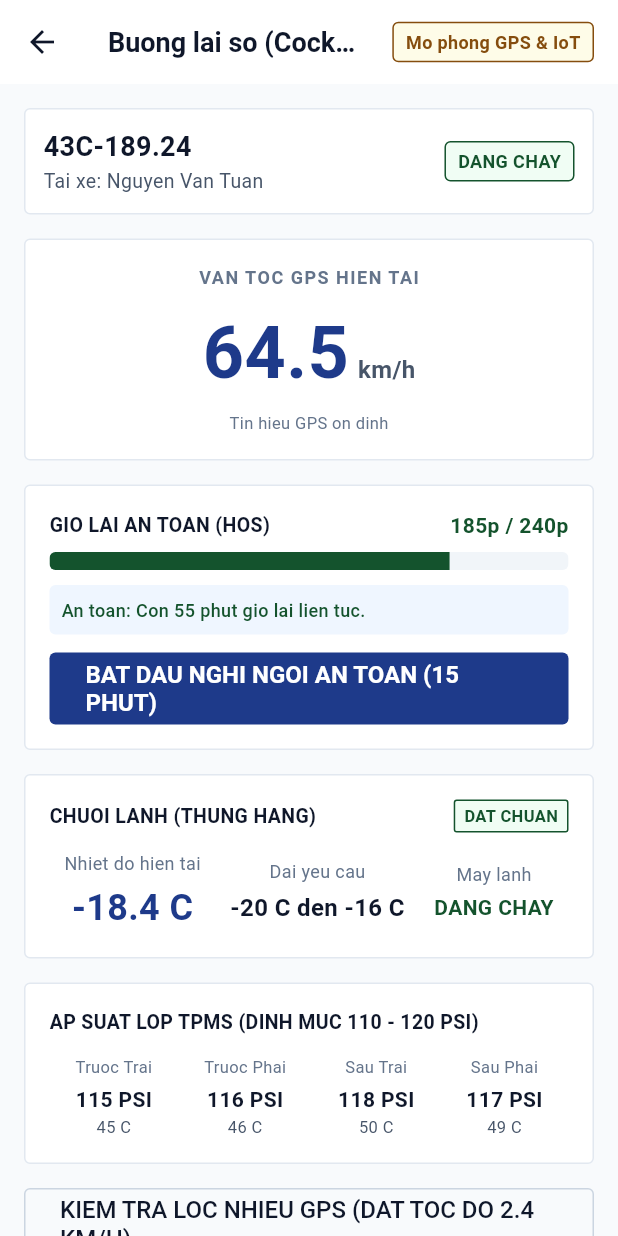
After one commit to Min-Trees/VuVanDat_DATN, a Flutter app: the screen it shows after launch, after a tap on "MO BUONG LAI SO (COCKPIT & HOS)", on a phone screen of 412 x 824 dp. The commit adds this screen. Run offline on Flutter 3.47's test engine with Material 3 defaults, Android fonts, the phone set to English and light mode, and no system bars.

Commit message:
feat(mobile): add driver digital cockpit with hos countdown and cold chain alert

```diff
--- a/mobile/lib/main.dart
+++ b/mobile/lib/main.dart
@@ -2,6 +2,7 @@ import 'package:flutter/material.dart';
 import 'core/theme/theme.dart';
 import 'models/trip_model.dart';
 import 'screens/epod_screen.dart';
+import 'screens/cockpit_screen.dart';
 
 void main() {
   runApp(const VDBusDriverApp());
@@ -264,6 +265,28 @@ class _DriverHomeScreenState extends State<DriverHomeScreen> {
                 ),
               ),
 
+              const SizedBox(height: 12),
+
+              // Digital Cockpit Navigation Button
+              OutlinedButton.icon(
+                icon: const Icon(Icons.speed, size: 18),
+                label: const Text('MO BUONG LAI SO (COCKPIT & HOS)'),
+                style: OutlinedButton.styleFrom(
+                  minimumSize: const Size.fromHeight(48),
+                  shape: RoundedRectangleBorder(borderRadius: BorderRadius.circular(4)),
+                ),
+                onPressed: () {
+                  Navigator.of(context).push(
+                    MaterialPageRoute(
+                      builder: (_) => CockpitScreen(
+                        vehiclePlate: _trip.vehiclePlate,
+                        driverName: 'Nguyen Van Tuan',
+                      ),
+                    ),
+                  );
+                },
+              ),
+
               const SizedBox(height: 16),
 
               // Stops Timeline
--- /dev/null
+++ b/mobile/lib/screens/cockpit_screen.dart
@@ -0,0 +1,537 @@
+import 'dart:async';
+import 'package:flutter/material.dart';
+import '../core/theme/theme.dart';
+
+class GpsFilter {
+  static const double minMovingSpeedKmh = 3.0;
+
+  static double filterSpeed(double rawSpeedKmh) {
+    if (rawSpeedKmh < minMovingSpeedKmh) {
+      return 0.0;
+    }
+    return rawSpeedKmh;
+  }
+
+  static bool isStationary(double speedKmh) {
+    return filterSpeed(speedKmh) == 0.0;
+  }
+}
+
+class CockpitScreen extends StatefulWidget {
+  final String vehiclePlate;
+  final String driverName;
+
+  const CockpitScreen({
+    super.key,
+    this.vehiclePlate = '43C-189.24',
+    this.driverName = 'Nguyen Van Tuan',
+  });
+
+  @override
+  State<CockpitScreen> createState() => _CockpitScreenState();
+}
+
+class _CockpitScreenState extends State<CockpitScreen> {
+  double _rawSpeedKmh = 64.5;
+  int _continuousDrivingMinutes = 185;
+  final int _maxContinuousMinutes = 240;
+  final double _coldChainTemp = -18.4;
+  final double _coldChainTargetMin = -20.0;
+  final double _coldChainTargetMax = -16.0;
+  final bool _isReeferRunning = true;
+  bool _isResting = false;
+  int _restMinutesElapsed = 0;
+  Timer? _ticker;
+
+  @override
+  void initState() {
+    super.initState();
+    _ticker = Timer.periodic(const Duration(seconds: 4), (timer) {
+      if (!mounted) return;
+      setState(() {
+        if (_isResting) {
+          _restMinutesElapsed += 1;
+          if (_restMinutesElapsed >= 15) {
+            _continuousDrivingMinutes = 0;
+            _isResting = false;
+            _rawSpeedKmh = 45.0;
+          }
+        } else {
+          // Jitter raw speed slightly
+          if (_rawSpeedKmh > 0) {
+            _rawSpeedKmh = (_rawSpeedKmh + (DateTime.now().second % 3 - 1)).clamp(0.0, 85.0);
+          }
+        }
+      });
+    });
+  }
+
+  @override
+  void dispose() {
+    _ticker?.cancel();
+    super.dispose();
+  }
+
+  void _toggleRest() {
+    setState(() {
+      if (!_isResting) {
+        _isResting = true;
+        _rawSpeedKmh = 1.8; // Low jitter noise filtered to 0.0 by GpsFilter
+        _restMinutesElapsed = 0;
+      } else {
+        _isResting = false;
+        _rawSpeedKmh = 50.0;
+      }
+    });
+  }
+
+  void _simulateStationary() {
+    setState(() {
+      // Set to 2.4 km/h (below 3.0 km/h threshold) to test GPS noise filter
+      _rawSpeedKmh = 2.4;
+    });
+  }
+
+  @override
+  Widget build(BuildContext context) {
+    final filteredSpeed = GpsFilter.filterSpeed(_rawSpeedKmh);
+    final isStationary = GpsFilter.isStationary(_rawSpeedKmh);
+    final remainingMinutes = (_maxContinuousMinutes - _continuousDrivingMinutes).clamp(0, _maxContinuousMinutes);
+    final isTempWarning = _coldChainTemp > _coldChainTargetMax || _coldChainTemp < _coldChainTargetMin;
+
+    Color hosColor;
+    String hosAlertText;
+    if (_continuousDrivingMinutes >= _maxContinuousMinutes) {
+      hosColor = VDBusColors.errorText;
+      hosAlertText = 'VI PHAM GIO LAI: Vui long tap vao le va nghi toi thieu 15 phut!';
+    } else if (remainingMinutes <= 15) {
+      hosColor = VDBusColors.errorText;
+      hosAlertText = 'KHAN CAP: Con duoi 15 phut gio lai lien tuc!';
+    } else if (remainingMinutes <= 30) {
+      hosColor = VDBusColors.warningText;
+      hosAlertText = 'CANH BAO: Con $remainingMinutes phut truoc khi het gio lai.';
+    } else {
+      hosColor = VDBusColors.successText;
+      hosAlertText = 'An toan: Con $remainingMinutes phut gio lai lien tuc.';
+    }
+
+    return Scaffold(
+      appBar: AppBar(
+        title: const Text('Buong lai so (Cockpit)'),
+        actions: [
+          Container(
+            margin: const EdgeInsets.only(right: 16),
+            padding: const EdgeInsets.symmetric(horizontal: 8, vertical: 4),
+            decoration: BoxDecoration(
+              color: VDBusColors.mockBg,
+              border: Border.all(color: VDBusColors.mockText),
+              borderRadius: BorderRadius.circular(4),
+            ),
+            child: const Text(
+              'Mo phong GPS & IoT',
+              style: TextStyle(
+                fontSize: 12,
+                color: VDBusColors.mockText,
+                fontWeight: FontWeight.w600,
+              ),
+            ),
+          ),
+        ],
+      ),
+      body: SafeArea(
+        child: SingleChildScrollView(
+          padding: const EdgeInsets.all(16.0),
+          child: Column(
+            crossAxisAlignment: CrossAxisAlignment.stretch,
+            children: [
+              // Header Card: Driver & Vehicle Info
+              Container(
+                padding: const EdgeInsets.all(12),
+                decoration: BoxDecoration(
+                  color: VDBusColors.surface,
+                  border: Border.all(color: VDBusColors.borderSubtle),
+                  borderRadius: BorderRadius.circular(4),
+                ),
+                child: Row(
+                  mainAxisAlignment: MainAxisAlignment.spaceBetween,
+                  children: [
+                    Column(
+                      crossAxisAlignment: CrossAxisAlignment.start,
+                      children: [
+                        Text(
+                          widget.vehiclePlate,
+                          style: const TextStyle(
+                            fontSize: 18,
+                            fontWeight: FontWeight.bold,
+                            color: VDBusColors.textPrimary,
+                          ),
+                        ),
+                        Text(
+                          'Tai xe: ${widget.driverName}',
+                          style: const TextStyle(
+                            fontSize: 13,
+                            color: VDBusColors.textSecondary,
+                          ),
+                        ),
+                      ],
+                    ),
+                    Container(
+                      padding: const EdgeInsets.symmetric(horizontal: 8, vertical: 4),
+                      decoration: BoxDecoration(
+                        color: isStationary ? VDBusColors.subtle : VDBusColors.successBg,
+                        border: Border.all(color: isStationary ? VDBusColors.borderDefault : VDBusColors.successText),
+                        borderRadius: BorderRadius.circular(4),
+                      ),
+                      child: Text(
+                        isStationary ? 'DUNG XE' : 'DANG CHAY',
+                        style: TextStyle(
+                          fontSize: 12,
+                          fontWeight: FontWeight.bold,
+                          color: isStationary ? VDBusColors.textMuted : VDBusColors.successText,
+                        ),
+                      ),
+                    ),
+                  ],
+                ),
+              ),
+
+              const SizedBox(height: 16),
+
+              // Digital Speedometer Display with GPS Noise Filter
+              Container(
+                padding: const EdgeInsets.all(16),
+                decoration: BoxDecoration(
+                  color: VDBusColors.surface,
+                  border: Border.all(color: VDBusColors.borderSubtle),
+                  borderRadius: BorderRadius.circular(4),
+                ),
+                child: Column(
+                  children: [
+                    const Text(
+                      'VAN TOC GPS HIEN TAI',
+                      style: TextStyle(
+                        fontSize: 12,
+                        fontWeight: FontWeight.w600,
+                        color: VDBusColors.textMuted,
+                        letterSpacing: 1.0,
+                      ),
+                    ),
+                    const SizedBox(height: 8),
+                    Row(
+                      mainAxisAlignment: MainAxisAlignment.center,
+                      crossAxisAlignment: CrossAxisAlignment.baseline,
+                      textBaseline: TextBaseline.alphabetic,
+                      children: [
+                        Text(
+                          filteredSpeed.toStringAsFixed(1),
+                          style: const TextStyle(
+                            fontSize: 48,
+                            fontWeight: FontWeight.bold,
+                            color: VDBusColors.primary,
+                          ),
+                        ),
+                        const SizedBox(width: 6),
+                        const Text(
+                          'km/h',
+                          style: TextStyle(
+                            fontSize: 16,
+                            color: VDBusColors.textSecondary,
+                            fontWeight: FontWeight.w600,
+                          ),
+                        ),
+                      ],
+                    ),
+                    const SizedBox(height: 4),
+                    Text(
+                      isStationary
+                          ? 'Loc nhieu GPS: Da kich hoat (Van toc goc ${_rawSpeedKmh.toStringAsFixed(1)} < 3 km/h)'
+                          : 'Tin hieu GPS on dinh',
+                      style: TextStyle(
+                        fontSize: 11,
+                        color: isStationary ? VDBusColors.warningText : VDBusColors.textMuted,
+                      ),
+                    ),
+                  ],
+                ),
+              ),
+
+              const SizedBox(height: 16),
+
+              // HOS (Hours of Service) Safety Module
+              Container(
+                padding: const EdgeInsets.all(16),
+                decoration: BoxDecoration(
+                  color: VDBusColors.surface,
+                  border: Border.all(color: VDBusColors.borderSubtle),
+                  borderRadius: BorderRadius.circular(4),
+                ),
+                child: Column(
+                  crossAxisAlignment: CrossAxisAlignment.stretch,
+                  children: [
+                    Row(
+                      mainAxisAlignment: MainAxisAlignment.spaceBetween,
+                      children: [
+                        const Text(
+                          'GIO LAI AN TOAN (HOS)',
+                          style: TextStyle(
+                            fontSize: 13,
+                            fontWeight: FontWeight.bold,
+                            color: VDBusColors.textPrimary,
+                          ),
+                        ),
+                        Text(
+                          '${_continuousDrivingMinutes}p / ${_maxContinuousMinutes}p',
+                          style: TextStyle(
+                            fontSize: 14,
+                            fontWeight: FontWeight.bold,
+                            color: hosColor,
+                          ),
+                        ),
+                      ],
+                    ),
+                    const SizedBox(height: 8),
+                    // Progress bar
+                    ClipRRect(
+                      borderRadius: BorderRadius.circular(4),
+                      child: LinearProgressIndicator(
+                        value: (_continuousDrivingMinutes / _maxContinuousMinutes).clamp(0.0, 1.0),
+                        minHeight: 12,
+                        backgroundColor: VDBusColors.subtle,
+                        valueColor: AlwaysStoppedAnimation<Color>(hosColor),
+                      ),
+                    ),
+                    const SizedBox(height: 10),
+                    Container(
+                      padding: const EdgeInsets.all(8),
+                      decoration: BoxDecoration(
+                        color: _continuousDrivingMinutes >= _maxContinuousMinutes
+                            ? VDBusColors.errorBg
+                            : remainingMinutes <= 30
+                                ? VDBusColors.warningBg
+                                : VDBusColors.infoBg,
+                        borderRadius: BorderRadius.circular(4),
+                      ),
+                      child: Text(
+                        hosAlertText,
+                        style: TextStyle(
+                          fontSize: 12,
+                          fontWeight: FontWeight.w500,
+                          color: hosColor,
+                        ),
+                      ),
+                    ),
+                    const SizedBox(height: 12),
+                    ElevatedButton(
+                      style: ElevatedButton.styleFrom(
+                        backgroundColor: _isResting ? VDBusColors.successText : VDBusColors.primary,
+                        foregroundColor: VDBusColors.textInverse,
+                        minimumSize: const Size.fromHeight(48),
+                        shape: RoundedRectangleBorder(
+                          borderRadius: BorderRadius.circular(4),
+                        ),
+                      ),
+                      onPressed: _toggleRest,
+                      child: Text(
+                        _isResting
+                            ? 'DANG NGHI NGOI ($_restMinutesElapsed / 15 PHUT) - KET THUC'
+                            : 'BAT DAU NGHI NGOI AN TOAN (15 PHUT)',
+                        style: const TextStyle(fontWeight: FontWeight.bold),
+                      ),
+                    ),
+                  ],
+                ),
+              ),
+
+              const SizedBox(height: 16),
+
+              // Cold Chain Telemetry Monitor
+              Container(
+                padding: const EdgeInsets.all(16),
+                decoration: BoxDecoration(
+                  color: VDBusColors.surface,
+                  border: Border.all(color: VDBusColors.borderSubtle),
+                  borderRadius: BorderRadius.circular(4),
+                ),
+                child: Column(
+                  crossAxisAlignment: CrossAxisAlignment.stretch,
+                  children: [
+                    Row(
+                      mainAxisAlignment: MainAxisAlignment.spaceBetween,
+                      children: [
+                        const Text(
+                          'CHUOI LANH (THUNG HANG)',
+                          style: TextStyle(
+                            fontSize: 13,
+                            fontWeight: FontWeight.bold,
+                            color: VDBusColors.textPrimary,
+                          ),
+                        ),
+                        Container(
+                          padding: const EdgeInsets.symmetric(horizontal: 6, vertical: 2),
+                          decoration: BoxDecoration(
+                            color: isTempWarning ? VDBusColors.errorBg : VDBusColors.successBg,
+                            border: Border.all(color: isTempWarning ? VDBusColors.errorText : VDBusColors.successText),
+                            borderRadius: BorderRadius.circular(2),
+                          ),
+                          child: Text(
+                            isTempWarning ? 'VUOT NGUONG' : 'DAT CHUAN',
+                            style: TextStyle(
+                              fontSize: 11,
+                              fontWeight: FontWeight.bold,
+                              color: isTempWarning ? VDBusColors.errorText : VDBusColors.successText,
+                            ),
+                          ),
+                        ),
+                      ],
+                    ),
+                    const SizedBox(height: 12),
+                    Row(
+                      mainAxisAlignment: MainAxisAlignment.spaceAround,
+                      children: [
+                        Column(
+                          children: [
+                            const Text(
+                              'Nhiet do hien tai',
+                              style: TextStyle(fontSize: 12, color: VDBusColors.textMuted),
+                            ),
+                            const SizedBox(height: 4),
+                            Text(
+                              '${_coldChainTemp.toStringAsFixed(1)} C',
+                              style: TextStyle(
+                                fontSize: 24,
+                                fontWeight: FontWeight.bold,
+                                color: isTempWarning ? VDBusColors.errorText : VDBusColors.primary,
+                              ),
+                            ),
+                          ],
+                        ),
+                        Column(
+                          children: [
+                            const Text(
+                              'Dai yeu cau',
+                              style: TextStyle(fontSize: 12, color: VDBusColors.textMuted),
+                            ),
+                            const SizedBox(height: 4),
+                            Text(
+                              '${_coldChainTargetMin.toInt()} C den ${_coldChainTargetMax.toInt()} C',
+                              style: const TextStyle(
+                                fontSize: 16,
+                                fontWeight: FontWeight.bold,
+                                color: VDBusColors.textPrimary,
+                              ),
+                            ),
+                          ],
+                        ),
+                        Column(
+                          children: [
+                            const Text(
+                              'May lanh',
+                              style: TextStyle(fontSize: 12, color: VDBusColors.textMuted),
+                            ),
+                            const SizedBox(height: 4),
+                            Text(
+                              _isReeferRunning ? 'DANG CHAY' : 'TAT',
+                              style: TextStyle(
+                                fontSize: 14,
+                                fontWeight: FontWeight.bold,
+                                color: _isReeferRunning ? VDBusColors.successText : VDBusColors.textMuted,
+                              ),
+                            ),
+                          ],
+                        ),
+                      ],
+                    ),
+                  ],
+                ),
+              ),
+
+              const SizedBox(height: 16),
+
+              // TPMS Tire Summary
+              Container(
+                padding: const EdgeInsets.all(16),
+                decoration: BoxDecoration(
+                  color: VDBusColors.surface,
+                  border: Border.all(color: VDBusColors.borderSubtle),
+                  borderRadius: BorderRadius.circular(4),
+                ),
+                child: Column(
+                  crossAxisAlignment: CrossAxisAlignment.stretch,
+                  children: [
+                    const Text(
+                      'AP SUAT LOP TPMS (DINH MUC 110 - 120 PSI)',
+                      style: TextStyle(
+                        fontSize: 13,
+                        fontWeight: FontWeight.bold,
+                        color: VDBusColors.textPrimary,
+                      ),
+                    ),
+                    const SizedBox(height: 12),
+                    Row(
+                      mainAxisAlignment: MainAxisAlignment.spaceAround,
+                      children: const [
+                        _TireItem(label: 'Truoc Trai', psi: 115, temp: 45),
+                        _TireItem(label: 'Truoc Phai', psi: 116, temp: 46),
+                        _TireItem(label: 'Sau Trai', psi: 118, temp: 50),
+                        _TireItem(label: 'Sau Phai', psi: 117, temp: 49),
+                      ],
+                    ),
+                  ],
+                ),
+              ),
+
+              const SizedBox(height: 16),
+
+              // Test Simulation Button: Trigger GPS Stationary Noise Filter (< 3 km/h)
+              OutlinedButton(
+                style: OutlinedButton.styleFrom(
+                  minimumSize: const Size.fromHeight(48),
+                  shape: RoundedRectangleBorder(borderRadius: BorderRadius.circular(4)),
+                ),
+                onPressed: _simulateStationary,
+                child: const Text('KIEM TRA LOC NHIEU GPS (DAT TOC DO 2.4 KM/H)'),
+              ),
+            ],
+          ),
+        ),
+      ),
+    );
+  }
+}
+
+class _TireItem extends StatelessWidget {
+  final String label;
+  final int psi;
+  final int temp;
+
+  const _TireItem({
+    required this.label,
+    required this.psi,
+    required this.temp,
+  });
+
+  @override
+  Widget build(BuildContext context) {
+    return Column(
+      children: [
+        Text(
+          label,
+          style: const TextStyle(fontSize: 11, color: VDBusColors.textMuted),
+        ),
+        const SizedBox(height: 4),
+        Text(
+          '$psi PSI',
+          style: const TextStyle(
+            fontSize: 14,
+            fontWeight: FontWeight.bold,
+            color: VDBusColors.textPrimary,
+          ),
+        ),
+        Text(
+          '$temp C',
+          style: const TextStyle(fontSize: 11, color: VDBusColors.textSecondary),
+        ),
+      ],
+    );
+  }
+}
```
Also changed, not shown: 1 other file.
